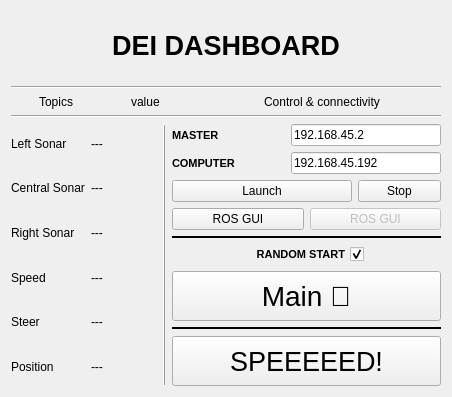
Qt form include/bfmc_dashboard/dashboard_gui.ui (euhenn/bfmc_dashboard) before a commit.
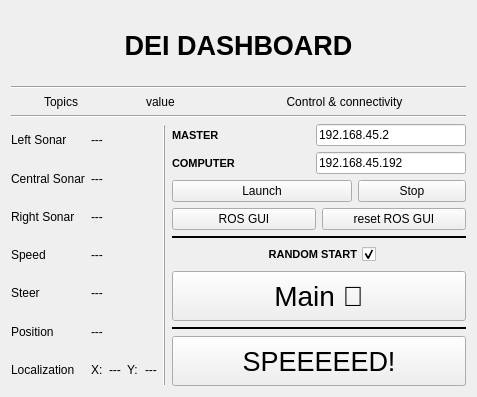
The same form after that commit.

What changed in the file:
```diff
--- a/include/bfmc_dashboard/dashboard_gui.ui
+++ b/include/bfmc_dashboard/dashboard_gui.ui
@@ -6,7 +6,7 @@
    <rect>
     <x>0</x>
     <y>0</y>
-    <width>452</width>
+    <width>477</width>
     <height>397</height>
    </rect>
   </property>
@@ -60,13 +60,13 @@
         <widget class="QLabel" name="topics_lb">
          <property name="minimumSize">
           <size>
-           <width>50</width>
+           <width>60</width>
            <height>0</height>
           </size>
          </property>
          <property name="maximumSize">
           <size>
-           <width>90</width>
+           <width>100</width>
            <height>16777215</height>
           </size>
          </property>
@@ -88,7 +88,7 @@
          </property>
          <property name="maximumSize">
           <size>
-           <width>90</width>
+           <width>100</width>
            <height>16777215</height>
           </size>
          </property>
@@ -192,6 +192,13 @@
            </property>
           </widget>
          </item>
+         <item>
+          <widget class="QLabel" name="label_3">
+           <property name="text">
+            <string>Localization</string>
+           </property>
+          </widget>
+         </item>
         </layout>
        </item>
        <item>
@@ -244,6 +251,38 @@
            </property>
           </widget>
          </item>
+         <item>
+          <layout class="QHBoxLayout" name="horizontalLayout">
+           <item>
+            <widget class="QLabel" name="label_4">
+             <property name="text">
+              <string>X:</string>
+             </property>
+            </widget>
+           </item>
+           <item>
+            <widget class="QLabel" name="localization_x">
+             <property name="text">
+              <string>---</string>
+             </property>
+            </widget>
+           </item>
+           <item>
+            <widget class="QLabel" name="label_6">
+             <property name="text">
+              <string>Y:</string>
+             </property>
+            </widget>
+           </item>
+           <item>
+            <widget class="QLabel" name="localization_y">
+             <property name="text">
+              <string>---</string>
+             </property>
+            </widget>
+           </item>
+          </layout>
+         </item>
         </layout>
        </item>
        <item>
@@ -430,10 +469,10 @@
            <item>
             <widget class="QPushButton" name="resetROS">
              <property name="enabled">
-              <bool>false</bool>
+              <bool>true</bool>
              </property>
              <property name="text">
-              <string>ROS GUI</string>
+              <string>reset ROS GUI</string>
              </property>
             </widget>
            </item>
```
